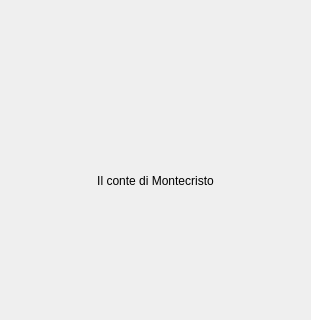
Before: the Qt Designer form media.ui in BigBuckBunny12/Progetto-PAO, drawn with Qt 5; both pictures show x 0 to 311 and y 220 to 540 of the 311 by 540 pixel window.
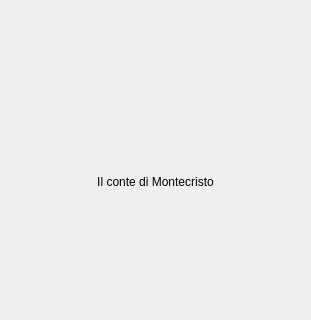
After: the same form once the commit is applied. Icons and pictures are not drawn.

```diff
--- a/media.ui
+++ b/media.ui
@@ -26,6 +26,24 @@
    <string notr="true">background-color: none</string>
   </property>
   <layout class="QVBoxLayout" name="verticalLayout">
+   <property name="spacing">
+    <number>0</number>
+   </property>
+   <property name="leftMargin">
+    <number>0</number>
+   </property>
+   <property name="topMargin">
+    <number>0</number>
+   </property>
+   <property name="rightMargin">
+    <number>0</number>
+   </property>
+   <property name="bottomMargin">
+    <number>0</number>
+   </property>
+   <item>
+    <widget class="QWidget" name="container" native="true">
+     <layout class="QVBoxLayout" name="verticalLayout_2">
    <item>
     <widget class="QLabel" name="mediaImage">
      <property name="text">
@@ -47,6 +65,9 @@
      <property name="text">
       <string>&lt;html&gt;&lt;head/&gt;&lt;body&gt;&lt;p align=&quot;center&quot;&gt;Il conte di Montecristo&lt;/p&gt;&lt;/body&gt;&lt;/html&gt;</string>
      </property>
+       </widget>
+      </item>
+     </layout>
     </widget>
    </item>
   </layout>
```
Lines whose indentation alone changed are shown as unchanged.
